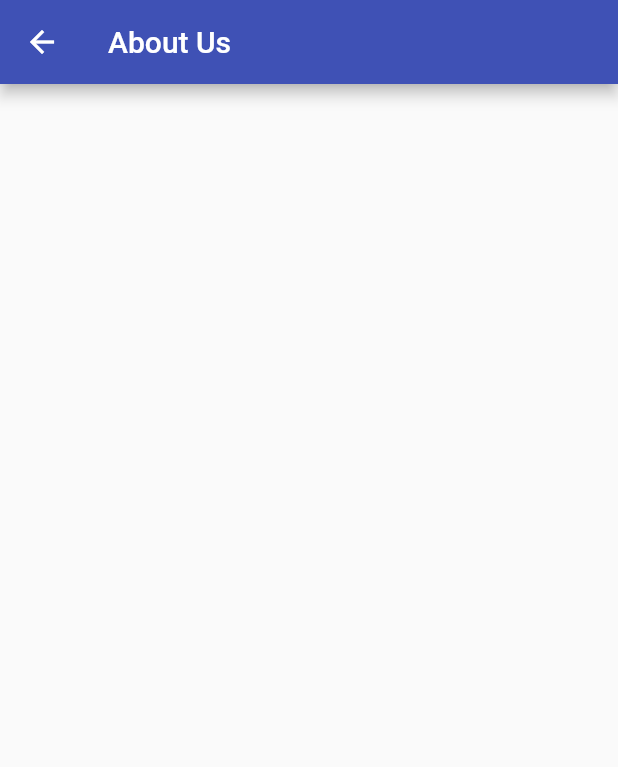
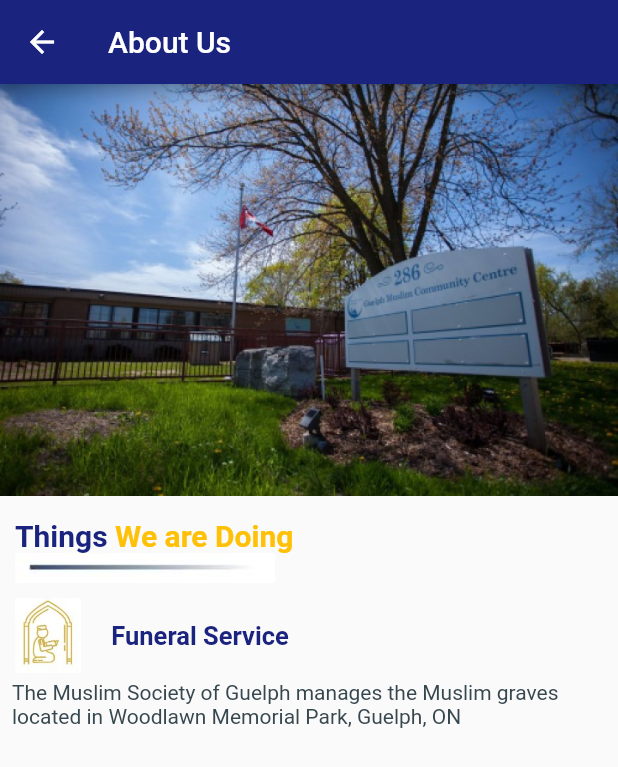
Before and after one commit to Babindi/MSOGApp, a Flutter app: the screen it shows after launch, in the side drawer, after a tap on "About Us", on a phone screen of 412 x 824 dp. Shown: the top 767 px of the screen. Run offline on Flutter 3.47's test engine with Material 2 defaults, Android fonts, the phone set to English and light mode, and no system bars.

Commit message:
Template for 'About Us' Page setup

```diff
--- /dev/null
+++ b/msog_app/analysis_options.yaml
@@ -0,0 +1 @@
+include: package:pedantic/analysis_options.yaml
--- a/msog_app/lib/main.dart
+++ b/msog_app/lib/main.dart
@@ -1,5 +1,4 @@
 import 'package:flutter/material.dart';
-import 'package:msog_app/pages/blogs.dart';
 import 'package:msog_app/pages/home.dart';
 
 void main() {
@@ -12,10 +11,10 @@ class MyApp extends StatelessWidget{
   Widget build(BuildContext context){
     return MaterialApp(
       debugShowCheckedModeBanner: false,
-      title: "Blogs",
+      title: 'Blogs',
       theme: ThemeData(
-        primaryColor: Colors.indigo,
-        accentColor: Colors.indigoAccent,
+        primaryColor: Colors.indigo[900],
+        accentColor: Colors.white,
         brightness: Brightness.light,
       ),
       home: Home(),
--- a/msog_app/lib/pages/about_us.dart
+++ b/msog_app/lib/pages/about_us.dart
@@ -1,11 +1,92 @@
 import 'package:flutter/material.dart';
 
 class AboutUs extends StatelessWidget {
+
   @override
   Widget build(BuildContext context) {
     return Scaffold(
       appBar: AppBar(
-        title: Text("About Us"),
+        title: Text(
+            'About Us',
+          style: TextStyle(
+            color: Colors.white
+        ),),
+      ),
+      body: SingleChildScrollView(
+        child: Column(
+          children: [
+            Image(
+              image: AssetImage('images/msogRefactor.jpg'),
+            ),
+            Container(
+              padding: EdgeInsets.fromLTRB(10, 15, 10, 10),
+              child: Column(
+                children: [
+                  Row(
+                    children: [
+                      Text(
+                        'Things ',
+                        style: TextStyle(
+                          fontSize: 20,
+                          fontWeight: FontWeight.bold,
+                          color: Colors.indigo[900],
+                        ),
+                      ),
+                      Text(
+                        'We are Doing',
+                        style: TextStyle(
+                          fontSize: 20,
+                          fontWeight: FontWeight.bold,
+                          color: Colors.amber,
+                        ),
+                      ),
+                    ],
+                  ),
+                  //underline for 'Thing We are Doing statement'
+                  Align(
+                    alignment: Alignment.topLeft,
+                      child: Image(image: AssetImage('images/underline.JPG'),)
+                  ),
+                ],
+              ),
+            ),  // title + underline
+            Container(
+              child: Column(
+                children: [
+                  Row(
+                    children: [
+                      Padding(
+                        padding: const EdgeInsets.fromLTRB(10.0, 0, 20, 0),
+                        child: SizedBox(
+                          height: 50,
+                          child: Image(
+                            image: AssetImage('images/iconPrayer.JPG'),
+                          ),
+                        ),
+                      ),
+                      Text(
+                        'Funeral Service',
+                        style: TextStyle(
+                          color: Colors.indigo[900],
+                          fontSize: 17,
+                          fontWeight: FontWeight.bold
+                        ),
+                      )
+                    ],
+                  ),
+                  Padding(
+                    padding: const EdgeInsets.fromLTRB(8, 5, 25, 5),
+                    child: Text('The Muslim Society of Guelph manages the Muslim graves located in Woodlawn Memorial Park, Guelph, ON',
+                    style: TextStyle(
+                      color: Colors.blueGrey[800],
+                      fontSize: 14,
+                    ),),
+                  )
+                ], // Widgets in each card
+              ),
+            ), // End of Funeral Service Card
+          ], // Widgets that are in body of 'About us' Page
+        ),
       ),
     );
   }
--- a/msog_app/lib/pages/contact.dart
+++ b/msog_app/lib/pages/contact.dart
@@ -5,7 +5,7 @@ class Contact extends StatelessWidget {
   Widget build(BuildContext context) {
     return Scaffold(
       appBar: AppBar(
-        title: Text("Contact Us"),
+        title: Text('Contact Us'),
       ),
     );
   }
--- a/msog_app/lib/pages/donate.dart
+++ b/msog_app/lib/pages/donate.dart
@@ -5,7 +5,7 @@ class Donate extends StatelessWidget {
   Widget build(BuildContext context) {
     return Scaffold(
       appBar: AppBar(
-        title: Text("Donate"),
+        title: Text('Donate'),
       ),
 
     );
--- a/msog_app/lib/pages/events.dart
+++ b/msog_app/lib/pages/events.dart
@@ -5,7 +5,7 @@ class Events extends StatelessWidget {
   Widget build(BuildContext context) {
     return Scaffold(
       appBar: AppBar(
-        title: Text("Events"),
+        title: Text('Events'),
       ),
     );
   }
--- a/msog_app/lib/pages/home.dart
+++ b/msog_app/lib/pages/home.dart
@@ -10,15 +10,19 @@ class Home extends StatelessWidget {
   Widget build(BuildContext context) {
     return Scaffold(
       appBar: AppBar(
-        title: Text("Muslim Society of Guelph"),
+        title: Text('Muslim Society of Guelph'),
+        flexibleSpace: CircleAvatar(
+          backgroundImage: AssetImage('images/logoBack.png'),
+        ),
         centerTitle: true,
       ),
       //Side menu (Drawer)
       drawer: Drawer(
+
         child: ListView(
           children: <Widget>[
             ListTile(
-              title: Text("About Us"),
+              title: Text('About Us'),
               onTap: () {
                 Navigator.of(context).pop();
                 Navigator.push(context, MaterialPageRoute(
@@ -31,7 +35,7 @@ class Home extends StatelessWidget {
               height: 5,
             ),
             ListTile(
-              title: Text("Events"),
+              title: Text('Events'),
               onTap: () {
                 Navigator.of(context).pop();
                 Navigator.push(context, MaterialPageRoute(
@@ -44,7 +48,7 @@ class Home extends StatelessWidget {
               height: 5,
             ),
             ListTile(
-              title: Text("Blogs"),
+              title: Text('Blogs'),
               onTap: () {
                 Navigator.of(context).pop();
                 Navigator.push(context, MaterialPageRoute(
@@ -58,7 +62,7 @@ class Home extends StatelessWidget {
             ),
 
             ListTile(
-              title: Text("Contact"),
+              title: Text('Contact'),
               onTap: () {
                 Navigator.of(context).pop();
                 Navigator.push(context, MaterialPageRoute(
@@ -71,7 +75,7 @@ class Home extends StatelessWidget {
               height: 5,
             ),
             ListTile(
-              title: Text("Donate"),
+              title: Text('Donate'),
               onTap: () {
                 Navigator.of(context).pop();
                 Navigator.push(context, MaterialPageRoute(
@@ -86,7 +90,7 @@ class Home extends StatelessWidget {
           ],
         ),
       ),
-      body: Text("Hello World!"),
+      body: Text('Hello World!'),
 
     );
   }
```
Also changed, not shown: msog_app/lib/models/blog_model.dart (+42 -49 lines), msog_app/lib/pages/blogs.dart (+7 -7 lines), msog_app/pubspec.yaml (+7 -3 lines), msog_app/images/iconGive.JPG (added), msog_app/images/iconLearn.JPG (added), msog_app/images/iconPrayer.JPG (added), msog_app/images/logoBack.png (added), msog_app/images/logoClear.png (added), msog_app/images/msog.jpg (added), msog_app/images/msogRefactor.jpg (added), msog_app/images/underline.JPG (added), msog_app/images/underline.PNG (added), msog_app/pubspec.lock, 5 other files.
